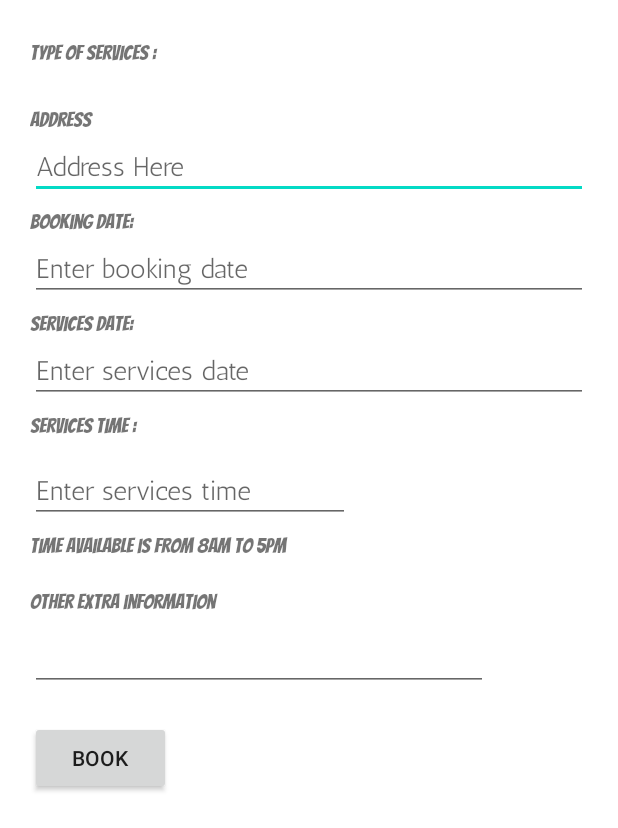
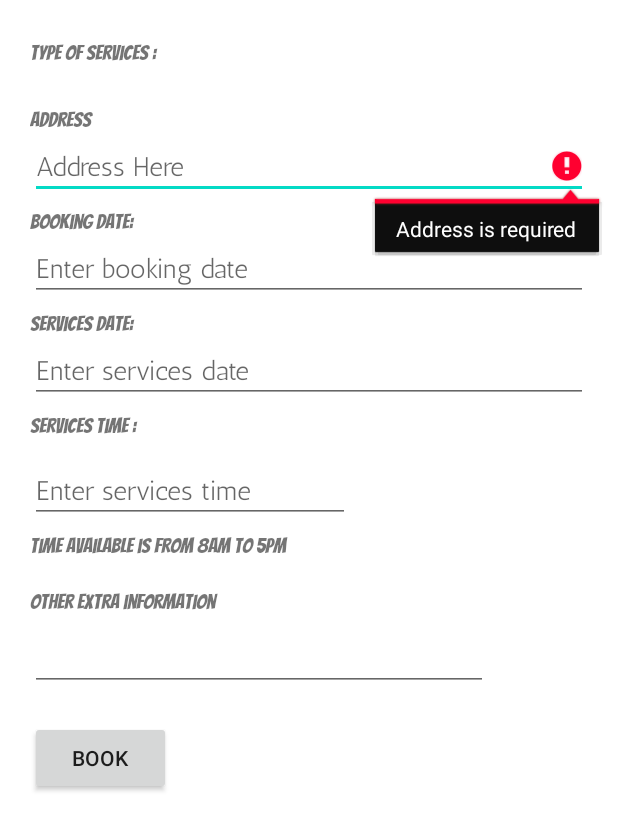
Before and after one commit to jy-hui/OceanBatApp, an Android app: the BookingPage screen opened directly, with no data from a screen before it, after a tap on "BOOK", on a phone screen of 412 x 824 dp, the part 408-1236 px from its top. Run offline under Robolectric (Android 15) with nearby library versions, the phone set to English and light mode, and no system bars; our stand-ins replace Firebase (no records; nobody signed in at launch, a user with empty details on screens opened directly).

Commit message:
Merge remote-tracking branch 'origin/master'
# Conflicts:
#	app/src/main/res/values/strings.xml

```diff
--- a/app/src/main/java/com/example/oceanbatapp/BookingPage.java
+++ b/app/src/main/java/com/example/oceanbatapp/BookingPage.java
@@ -6,6 +6,7 @@ import android.annotation.SuppressLint;
 
 import android.content.Intent;
 import android.os.Bundle;
+import android.text.TextUtils;
 import android.view.View;
 import android.widget.AdapterView;
 import android.widget.ArrayAdapter;
@@ -29,14 +30,13 @@ import java.util.List;
 public  class BookingPage extends AppCompatActivity {
 
 
-
+        String userID, address,bookD,servicesD, mservicesT,moTher;
         FirebaseDatabase database;
         DatabaseReference ref,BK;
         EditText mAddress, mBookD, mServicesD, mServicesT, mOther,mServices;
         Button Mbooking;
         int maxid=0;
         Booking booking;
-        String userID, t;
         FirebaseAuth fAuth;
 
         TextView receiver;
@@ -127,10 +127,35 @@ public  class BookingPage extends AppCompatActivity {
                         @Override
                         public void onClick(View view) {
 
+                                address = mAddress.getText().toString().trim();
+                                bookD = mBookD.getText().toString().trim();
+                                servicesD = mServicesD.getText().toString().trim();
+                                mservicesT = mServicesT.getText().toString().trim();
+
+
+                                if(TextUtils.isEmpty((address))) {
+                                        mAddress.setError("Address is required");
+                                        return;
+                                }
+                                if(TextUtils.isEmpty((bookD))) {
+                                        mBookD.setError("Book date is required");
+                                        return;
+                                }
+                                if(TextUtils.isEmpty((servicesD))) {
+                                        mServicesD.setError("Services date is required");
+                                        return;
+                                }
+                                if(TextUtils.isEmpty((mservicesT))) {
+                                        mServicesT.setError("Services time is required");
+                                        return;
+                                }
+
+
+                                else {
 
                                         userID = fAuth.getCurrentUser().getUid();
                                         database = FirebaseDatabase.getInstance();
-                                ref = database.getReference("account").child(userID).child("Booking List");
+                                        ref = database.getReference("account").child(userID + 1).child("Booking List");
 
                                         ref.child(String.valueOf(maxid + 1)).setValue(booking);
 
@@ -143,12 +168,10 @@ public  class BookingPage extends AppCompatActivity {
                                         booking.setOther(mOther.getText().toString());
 
 
-
                                         Toast.makeText(BookingPage.this, "Your services have been add.", Toast.LENGTH_SHORT).show();
+                                }
 
                         }
                 });
         }
-
-
 }
```
Lines whose indentation alone changed are shown as unchanged.
